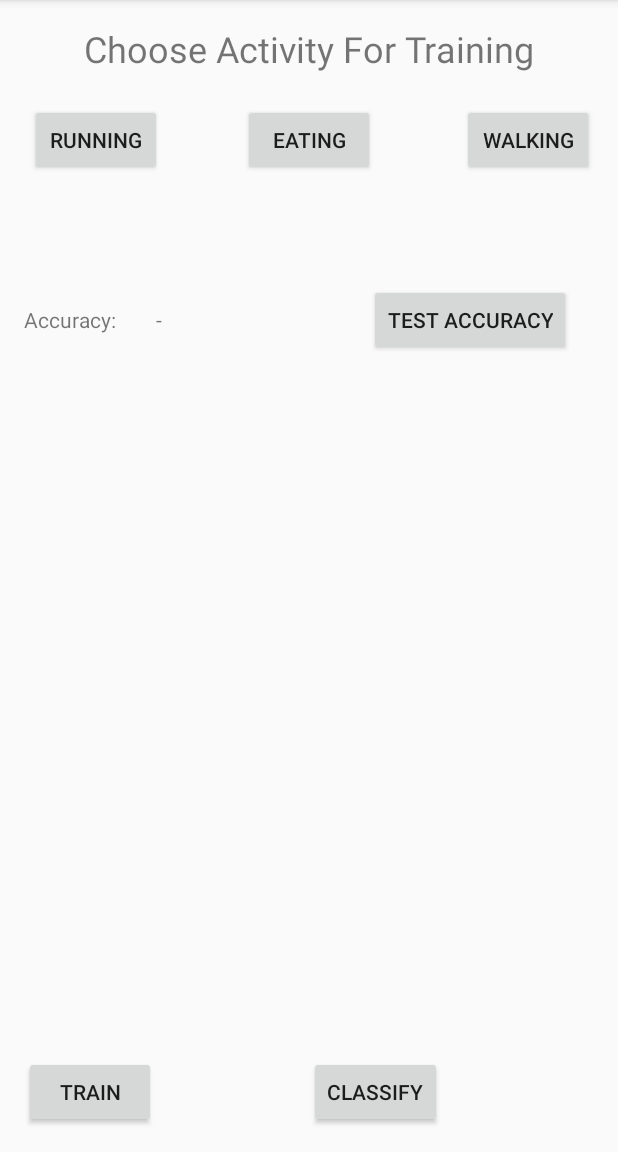
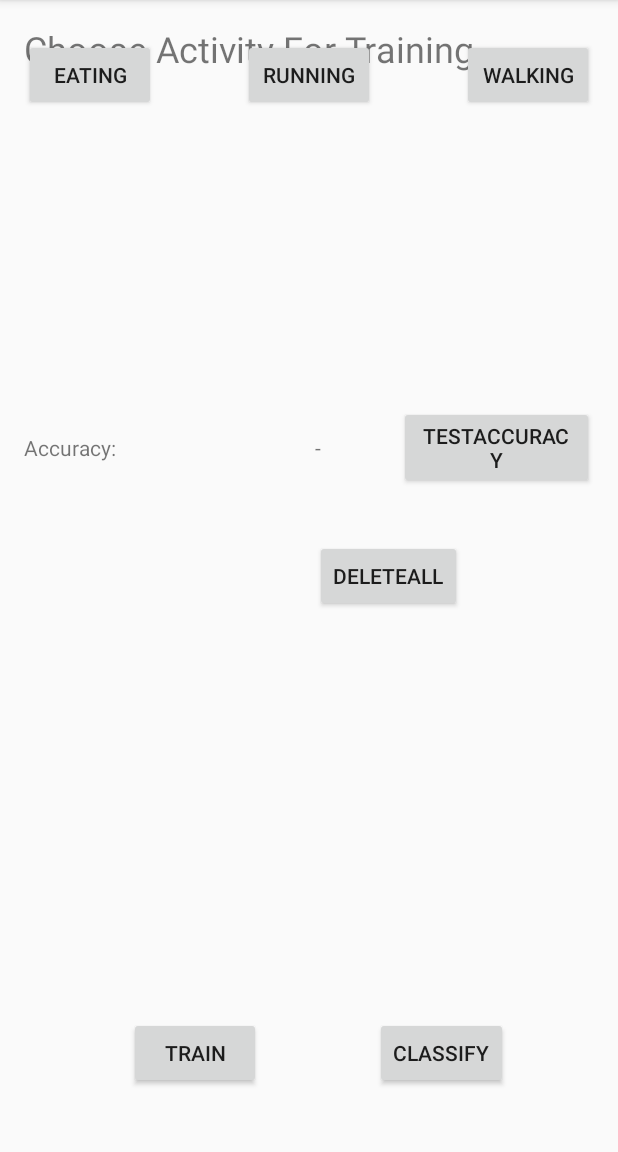
Before and after one commit to chandangs16/Activity-Recognition-Using-Accelerometer, an Android app: the screen it shows after launch (MainActivity), on a phone screen of 412 x 824 dp, the part 84-1236 px from its top. Run offline under Robolectric (Android 15) with nearby library versions, the phone set to English and light mode, and no system bars.

Commit message:
Successful Activity Recognition! Yippeegit add -A

```diff
--- a/app/src/main/java/edu/asu/cse535/assignment3/AndroidLibsvmClassifier.java
+++ b/app/src/main/java/edu/asu/cse535/assignment3/AndroidLibsvmClassifier.java
@@ -32,7 +32,7 @@ public class AndroidLibsvmClassifier {
 
     public void train() {
         // Svm training
-        int kernelType = 2; // Radial basis function
+        int kernelType = 4; // Radial basis function
         int cost = 4; // Cost
         int isProb = 0;
         float gamma = 0.25f; // Gamma
--- a/app/src/main/res/layout/activity_main.xml
+++ b/app/src/main/res/layout/activity_main.xml
@@ -11,12 +11,77 @@
     tools:context="edu.asu.cse535.assignment3.MainActivity">
 
     <TextView
+        android:layout_width="wrap_content"
+        android:layout_height="wrap_content"
+        android:text="Choose Activity For Training"
+        android:textSize="24sp" />
+
+    <Button
+        android:text="DeleteAll"
+        android:layout_width="wrap_content"
+        android:layout_height="wrap_content"
+        android:id="@+id/button4"
+        android:onClick="clearData"
+        android:layout_centerVertical="true"
+        android:layout_toStartOf="@+id/button3" />
+
+    <Button
+        android:text="Classify"
+        android:layout_width="wrap_content"
+        android:layout_height="wrap_content"
+        android:layout_alignBottom="@+id/button5"
+        android:layout_alignStart="@+id/button4"
+        android:layout_marginStart="40dp"
+        android:id="@+id/button6"
+        android:onClick="classifyActivity"/>
+
+    <TextView
+        android:text="Accuracy:"
+        android:layout_width="wrap_content"
+        android:layout_height="wrap_content"
+        android:layout_above="@+id/button4"
+        android:layout_alignStart="@+id/button"
+        android:layout_marginBottom="52dp"
+        android:id="@+id/textView" />
+
+    <TextView
         android:text="-"
         android:layout_width="wrap_content"
         android:layout_height="wrap_content"
         android:layout_alignTop="@+id/textView"
         android:layout_toEndOf="@+id/button5"
         android:id="@+id/accuracyTextView" />
+
+    <Button
+        android:text="TestAccuracy"
+        android:layout_width="wrap_content"
+        android:layout_height="wrap_content"
+        android:layout_above="@+id/button4"
+        android:layout_alignStart="@+id/button6"
+        android:layout_marginStart="16dp"
+        android:layout_marginBottom="34dp"
+        android:id="@+id/button7"
+        android:onClick="onTestAccuracy"/>
+
+    <Button
+        android:text="Eating"
+        android:layout_width="wrap_content"
+        android:layout_height="wrap_content"
+        android:id="@+id/button"
+        android:onClick="onStartRecordingEating"
+        android:layout_alignBaseline="@+id/button2"
+        android:layout_alignBottom="@+id/button2"
+        android:layout_alignParentStart="true" />
+
+    <Button
+        android:text="Running"
+        android:layout_width="wrap_content"
+        android:layout_height="wrap_content"
+        android:id="@+id/button2"
+        android:onClick="onStartRecordingRunning"
+        android:layout_marginTop="10dp"
+
+        android:layout_toStartOf="@+id/button7" />
 
     <Button
         android:text="Walking"
@@ -33,76 +98,10 @@
         android:layout_width="wrap_content"
         android:layout_height="wrap_content"
         android:id="@+id/button5"
+        android:layout_marginBottom="26dp"
         android:onClick="onTrain"
         android:layout_alignParentBottom="true"
-        android:layout_alignParentStart="true" />
-
-    <Button
-        android:text="Classify"
-        android:layout_width="wrap_content"
-        android:layout_height="wrap_content"
-        android:id="@+id/button6"
-        android:onClick="classifyActivity"
-        android:layout_alignParentBottom="true"
-        android:layout_toEndOf="@+id/button4" />
-
-    <TextView
-        android:layout_width="wrap_content"
-        android:layout_height="wrap_content"
-        android:text="Choose Activity For Training"
-        android:textSize="24sp"
-        android:layout_alignParentTop="true"
-        android:layout_centerHorizontal="true" />
-
-    <Button
-        android:text="Eating"
-        android:layout_width="wrap_content"
-        android:layout_height="wrap_content"
-        android:id="@+id/button"
-        android:onClick="onStartRecordingEating"
-        android:layout_marginTop="53dp"
-        android:layout_below="@+id/textView4"
-        android:layout_centerHorizontal="true" />
-
-    <Button
-        android:text="Running"
-        android:layout_width="wrap_content"
-        android:layout_height="wrap_content"
-        android:id="@+id/button2"
-        android:onClick="onStartRecordingRunning"
-        android:layout_alignBaseline="@+id/button"
-        android:layout_alignBottom="@+id/button"
-        android:layout_alignEnd="@+id/accuracyTextView" />
-
-    <Button
-        android:text="Test Accuracy"
-        android:layout_width="wrap_content"
-        android:layout_height="wrap_content"
-        android:id="@+id/button7"
-        android:onClick="onTestAccuracy"
-        android:layout_marginTop="72dp"
-        android:layout_below="@+id/button3"
-        android:layout_alignParentEnd="true"
-        android:layout_marginEnd="15dp" />
-
-    <TextView
-        android:text="Accuracy:"
-        android:layout_width="wrap_content"
-        android:layout_height="wrap_content"
-        android:id="@+id/textView"
-        android:layout_alignBaseline="@+id/button7"
-        android:layout_alignBottom="@+id/button7"
-        android:layout_alignParentStart="true" />
-
-    <Button
-        android:text="DeleteAll"
-        android:layout_width="wrap_content"
-        android:layout_height="wrap_content"
-        android:id="@+id/button4"
-        android:onClick="clearData"
-        android:visibility="invisible"
-        android:layout_marginBottom="71dp"
-        android:layout_above="@+id/button6"
-        android:layout_toEndOf="@+id/accuracyTextView" />
+        android:layout_toStartOf="@+id/button6"
+        android:layout_marginEnd="36dp" />
 
 </RelativeLayout>
```
